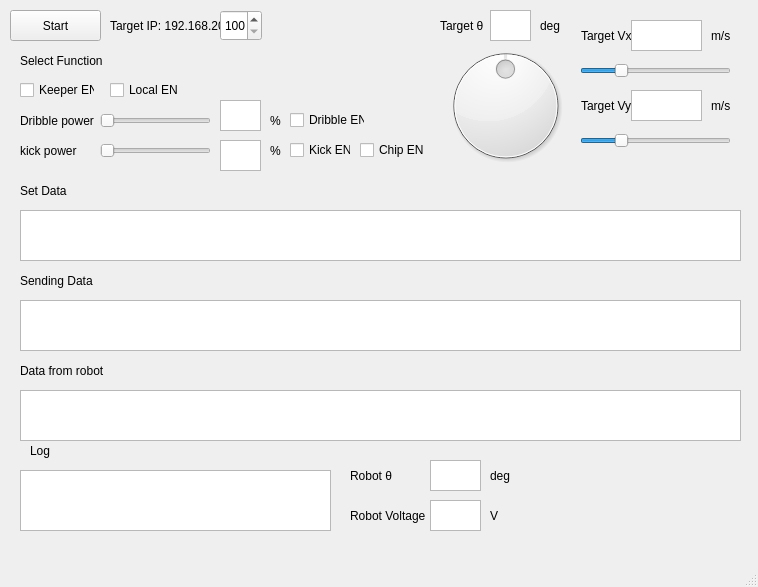
ibis-ssl/GUI_Qt, file Qt Communication Tester/Qt_Communication_Tester/qt_communication_tester.ui: the form before one commit.
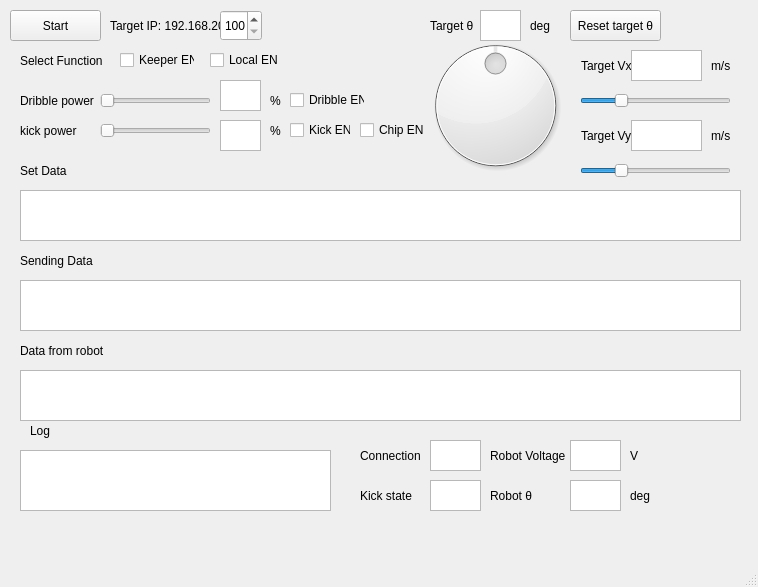
The form after the commit.

```diff
--- a/Qt Communication Tester/Qt_Communication_Tester/qt_communication_tester.ui
+++ b/Qt Communication Tester/Qt_Communication_Tester/qt_communication_tester.ui
@@ -44,7 +44,7 @@
     <property name="geometry">
      <rect>
       <x>360</x>
-      <y>140</y>
+      <y>120</y>
       <width>75</width>
       <height>20</height>
      </rect>
@@ -56,8 +56,8 @@
    <widget class="QCheckBox" name="keeperEN">
     <property name="geometry">
      <rect>
-      <x>20</x>
-      <y>80</y>
+      <x>120</x>
+      <y>50</y>
       <width>75</width>
       <height>20</height>
      </rect>
@@ -72,8 +72,8 @@
     </property>
     <property name="geometry">
      <rect>
-      <x>110</x>
-      <y>80</y>
+      <x>210</x>
+      <y>50</y>
       <width>75</width>
       <height>20</height>
      </rect>
@@ -99,7 +99,7 @@
     <property name="geometry">
      <rect>
       <x>20</x>
-      <y>300</y>
+      <y>280</y>
       <width>721</width>
       <height>51</height>
      </rect>
@@ -109,7 +109,7 @@
     <property name="geometry">
      <rect>
       <x>20</x>
-      <y>270</y>
+      <y>250</y>
       <width>111</width>
       <height>21</height>
      </rect>
@@ -122,7 +122,7 @@
     <property name="geometry">
      <rect>
       <x>20</x>
-      <y>390</y>
+      <y>370</y>
       <width>721</width>
       <height>51</height>
      </rect>
@@ -132,7 +132,7 @@
     <property name="geometry">
      <rect>
       <x>20</x>
-      <y>360</y>
+      <y>340</y>
       <width>111</width>
       <height>21</height>
      </rect>
@@ -145,7 +145,7 @@
     <property name="geometry">
      <rect>
       <x>20</x>
-      <y>470</y>
+      <y>450</y>
       <width>311</width>
       <height>61</height>
      </rect>
@@ -155,7 +155,7 @@
     <property name="geometry">
      <rect>
       <x>30</x>
-      <y>440</y>
+      <y>420</y>
       <width>41</width>
       <height>21</height>
      </rect>
@@ -184,7 +184,7 @@
     <property name="geometry">
      <rect>
       <x>100</x>
-      <y>140</y>
+      <y>120</y>
       <width>111</width>
       <height>22</height>
      </rect>
@@ -200,7 +200,7 @@
     <property name="geometry">
      <rect>
       <x>20</x>
-      <y>110</y>
+      <y>90</y>
       <width>81</width>
       <height>21</height>
      </rect>
@@ -213,7 +213,7 @@
     <property name="geometry">
      <rect>
       <x>100</x>
-      <y>110</y>
+      <y>90</y>
       <width>111</width>
       <height>21</height>
      </rect>
@@ -229,7 +229,7 @@
     <property name="geometry">
      <rect>
       <x>20</x>
-      <y>140</y>
+      <y>120</y>
       <width>71</width>
       <height>21</height>
      </rect>
@@ -242,7 +242,7 @@
     <property name="geometry">
      <rect>
       <x>290</x>
-      <y>140</y>
+      <y>120</y>
       <width>61</width>
       <height>20</height>
      </rect>
@@ -255,7 +255,7 @@
     <property name="geometry">
      <rect>
       <x>290</x>
-      <y>110</y>
+      <y>90</y>
       <width>75</width>
       <height>20</height>
      </rect>
@@ -268,7 +268,7 @@
     <property name="geometry">
      <rect>
       <x>220</x>
-      <y>100</y>
+      <y>80</y>
       <width>41</width>
       <height>31</height>
      </rect>
@@ -278,7 +278,7 @@
     <property name="geometry">
      <rect>
       <x>220</x>
-      <y>140</y>
+      <y>120</y>
       <width>41</width>
       <height>31</height>
      </rect>
@@ -288,7 +288,7 @@
     <property name="geometry">
      <rect>
       <x>270</x>
-      <y>110</y>
+      <y>90</y>
       <width>21</width>
       <height>21</height>
      </rect>
@@ -301,7 +301,7 @@
     <property name="geometry">
      <rect>
       <x>270</x>
-      <y>140</y>
+      <y>120</y>
       <width>21</width>
       <height>21</height>
      </rect>
@@ -314,7 +314,7 @@
     <property name="geometry">
      <rect>
       <x>20</x>
-      <y>180</y>
+      <y>160</y>
       <width>111</width>
       <height>21</height>
      </rect>
@@ -327,7 +327,7 @@
     <property name="geometry">
      <rect>
       <x>20</x>
-      <y>210</y>
+      <y>190</y>
       <width>721</width>
       <height>51</height>
      </rect>
@@ -336,10 +336,10 @@
    <widget class="QDial" name="target_theta">
     <property name="geometry">
      <rect>
-      <x>440</x>
-      <y>40</y>
-      <width>131</width>
-      <height>131</height>
+      <x>420</x>
+      <y>30</y>
+      <width>151</width>
+      <height>151</height>
      </rect>
     </property>
     <property name="maximum">
@@ -361,7 +361,7 @@
    <widget class="QLabel" name="label_11">
     <property name="geometry">
      <rect>
-      <x>440</x>
+      <x>430</x>
       <y>10</y>
       <width>51</width>
       <height>31</height>
@@ -374,7 +374,7 @@
    <widget class="QTextBrowser" name="show_target_theta">
     <property name="geometry">
      <rect>
-      <x>490</x>
+      <x>480</x>
       <y>10</y>
       <width>41</width>
       <height>31</height>
@@ -384,7 +384,7 @@
    <widget class="QLabel" name="label_12">
     <property name="geometry">
      <rect>
-      <x>540</x>
+      <x>530</x>
       <y>10</y>
       <width>41</width>
       <height>31</height>
@@ -398,7 +398,7 @@
     <property name="geometry">
      <rect>
       <x>580</x>
-      <y>60</y>
+      <y>90</y>
       <width>151</width>
       <height>22</height>
      </rect>
@@ -417,7 +417,7 @@
     <property name="geometry">
      <rect>
       <x>631</x>
-      <y>90</y>
+      <y>120</y>
       <width>71</width>
       <height>31</height>
      </rect>
@@ -427,7 +427,7 @@
     <property name="geometry">
      <rect>
       <x>711</x>
-      <y>90</y>
+      <y>120</y>
       <width>31</width>
       <height>31</height>
      </rect>
@@ -440,7 +440,7 @@
     <property name="geometry">
      <rect>
       <x>581</x>
-      <y>90</y>
+      <y>120</y>
       <width>51</width>
       <height>31</height>
      </rect>
@@ -453,7 +453,7 @@
     <property name="geometry">
      <rect>
       <x>711</x>
-      <y>20</y>
+      <y>50</y>
       <width>31</width>
       <height>31</height>
      </rect>
@@ -466,7 +466,7 @@
     <property name="geometry">
      <rect>
       <x>581</x>
-      <y>20</y>
+      <y>50</y>
       <width>51</width>
       <height>31</height>
      </rect>
@@ -479,7 +479,7 @@
     <property name="geometry">
      <rect>
       <x>631</x>
-      <y>20</y>
+      <y>50</y>
       <width>71</width>
       <height>31</height>
      </rect>
@@ -489,7 +489,7 @@
     <property name="geometry">
      <rect>
       <x>580</x>
-      <y>130</y>
+      <y>160</y>
       <width>151</width>
       <height>22</height>
      </rect>
@@ -507,8 +507,8 @@
    <widget class="QTextBrowser" name="show_robot_theta">
     <property name="geometry">
      <rect>
-      <x>430</x>
-      <y>460</y>
+      <x>570</x>
+      <y>480</y>
       <width>51</width>
       <height>31</height>
      </rect>
@@ -517,8 +517,8 @@
    <widget class="QLabel" name="label_17">
     <property name="geometry">
      <rect>
-      <x>490</x>
-      <y>460</y>
+      <x>630</x>
+      <y>480</y>
       <width>41</width>
       <height>31</height>
      </rect>
@@ -530,8 +530,8 @@
    <widget class="QLabel" name="label_18">
     <property name="geometry">
      <rect>
-      <x>350</x>
-      <y>460</y>
+      <x>490</x>
+      <y>480</y>
       <width>51</width>
       <height>31</height>
      </rect>
@@ -543,8 +543,8 @@
    <widget class="QLabel" name="label_19">
     <property name="geometry">
      <rect>
-      <x>350</x>
-      <y>500</y>
+      <x>490</x>
+      <y>440</y>
       <width>81</width>
       <height>31</height>
      </rect>
@@ -556,8 +556,8 @@
    <widget class="QLabel" name="label_20">
     <property name="geometry">
      <rect>
-      <x>490</x>
-      <y>500</y>
+      <x>630</x>
+      <y>440</y>
       <width>41</width>
       <height>31</height>
      </rect>
@@ -569,13 +569,72 @@
    <widget class="QTextBrowser" name="show_robot_voltage">
     <property name="geometry">
      <rect>
+      <x>570</x>
+      <y>440</y>
+      <width>51</width>
+      <height>31</height>
+     </rect>
+    </property>
+   </widget>
+   <widget class="QLabel" name="label_21">
+    <property name="geometry">
+     <rect>
+      <x>360</x>
+      <y>440</y>
+      <width>61</width>
+      <height>31</height>
+     </rect>
+    </property>
+    <property name="text">
+     <string>Connection</string>
+    </property>
+   </widget>
+   <widget class="QTextBrowser" name="show_connection">
+    <property name="geometry">
+     <rect>
       <x>430</x>
-      <y>500</y>
+      <y>440</y>
       <width>51</width>
       <height>31</height>
      </rect>
     </property>
    </widget>
+   <widget class="QLabel" name="label_22">
+    <property name="geometry">
+     <rect>
+      <x>360</x>
+      <y>480</y>
+      <width>61</width>
+      <height>31</height>
+     </rect>
+    </property>
+    <property name="text">
+     <string>Kick state</string>
+    </property>
+   </widget>
+   <widget class="QTextBrowser" name="show_kickstate">
+    <property name="geometry">
+     <rect>
+      <x>430</x>
+      <y>480</y>
+      <width>51</width>
+      <height>31</height>
+     </rect>
+    </property>
+   </widget>
+   <widget class="QPushButton" name="reset_theta">
+    <property name="geometry">
+     <rect>
+      <x>570</x>
+      <y>10</y>
+      <width>91</width>
+      <height>31</height>
+     </rect>
+    </property>
+    <property name="text">
+     <string>Reset target θ</string>
+    </property>
+   </widget>
   </widget>
   <widget class="QMenuBar" name="menubar">
    <property name="geometry">
```
